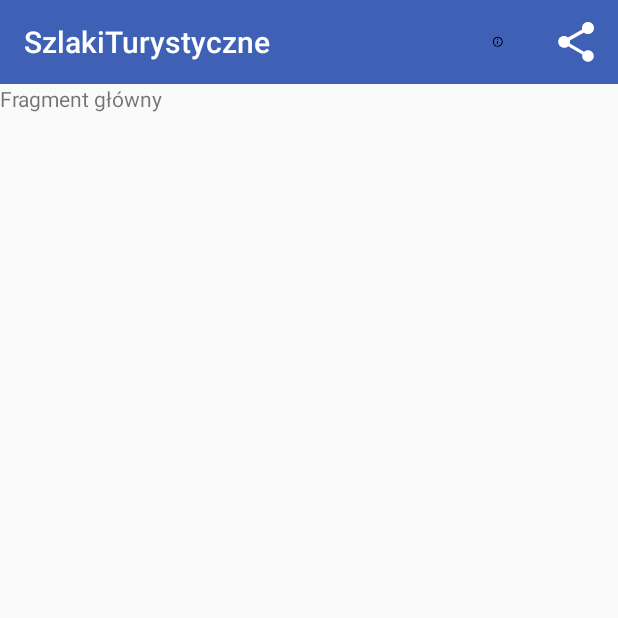
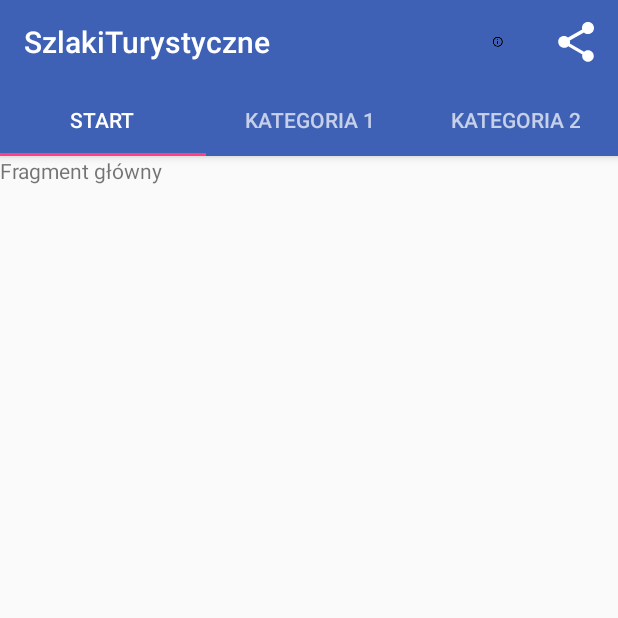
Before and after one commit to august3sas/put_trail_application, an Android app: the screen it shows after launch (MainActivity), on a phone screen of 412 x 824 dp, the top half of it. Run offline under Robolectric (Android 15) with nearby library versions, the phone set to English and light mode, and no system bars.

Commit message:
up to 62

```diff
--- a/SzlakiTurystyczne/app/build.gradle
+++ b/SzlakiTurystyczne/app/build.gradle
@@ -38,6 +38,7 @@ dependencies {
     implementation 'androidx.appcompat:appcompat:1.6.1'
     implementation 'com.google.android.material:material:1.11.0'
     implementation 'androidx.constraintlayout:constraintlayout:2.1.4'
+
     testImplementation 'junit:junit:4.13.2'
     androidTestImplementation 'androidx.test.ext:junit:1.1.5'
     androidTestImplementation 'androidx.test.espresso:espresso-core:3.5.1'
--- a/SzlakiTurystyczne/app/src/main/java/mob/lab/inf151871inf151835/MainActivity.kt
+++ b/SzlakiTurystyczne/app/src/main/java/mob/lab/inf151871inf151835/MainActivity.kt
@@ -10,6 +10,7 @@ import android.view.MenuItem
 import androidx.core.view.MenuItemCompat
 import androidx.appcompat.widget.ShareActionProvider
 import androidx.viewpager.widget.ViewPager
+import com.google.android.material.tabs.TabLayout
 
 
 class MainActivity : AppCompatActivity(), TrailListFragment.Listener {
@@ -23,6 +24,10 @@ class MainActivity : AppCompatActivity(), TrailListFragment.Listener {
         val pagerAdapter: SectionsPagerAdapter = SectionsPagerAdapter(supportFragmentManager)
         val pager: ViewPager = findViewById(R.id.pager)
         pager.setAdapter(pagerAdapter)
+
+        val tabLayout: TabLayout = findViewById(R.id.tabs)
+        tabLayout.setupWithViewPager(pager)
+
     }
 
     fun onShowDetail(view: View){
--- a/SzlakiTurystyczne/app/src/main/java/mob/lab/inf151871inf151835/SectionsPagerAdapter.kt
+++ b/SzlakiTurystyczne/app/src/main/java/mob/lab/inf151871inf151835/SectionsPagerAdapter.kt
@@ -18,4 +18,13 @@ class SectionsPagerAdapter(fm: FragmentManager) : FragmentPagerAdapter(fm) {
             else -> throw IllegalArgumentException("Invalid position: $position")
         }
     }
+
+    override fun getPageTitle(position: Int): CharSequence? {
+        return when (position) {
+            0 -> "Start"
+            1 -> "Kategoria 1"
+            2 -> "Kategoria 2"
+            else -> null
+        }
+    }
 }
--- a/SzlakiTurystyczne/app/src/main/res/layout/activity_main.xml
+++ b/SzlakiTurystyczne/app/src/main/res/layout/activity_main.xml
@@ -3,10 +3,20 @@
     android:layout_height="match_parent"
     android:layout_width="match_parent"
     android:orientation="vertical">
+    <com.google.android.material.appbar.AppBarLayout
+        android:layout_width="match_parent"
+        android:layout_height="wrap_content"
+        android:theme="@style/ThemeOverlay.AppCompat.Dark.ActionBar" >
 
-    <include
-        layout="@layout/toolbar_main"
-        android:id="@+id/toolbar" />
+        <include
+            layout="@layout/toolbar_main"
+            android:id="@+id/toolbar" />
+
+        <com.google.android.material.tabs.TabLayout
+            android:id="@+id/tabs"
+            android:layout_width="match_parent"
+            android:layout_height="wrap_content" />
+    </com.google.android.material.appbar.AppBarLayout>
 
     <androidx.viewpager.widget.ViewPager
         android:layout_width="match_parent"
--- a/SzlakiTurystyczne/app/src/main/res/values/strings.xml
+++ b/SzlakiTurystyczne/app/src/main/res/values/strings.xml
@@ -14,6 +14,10 @@
     <string name="action_share">Share</string>
     <string name="title_top">Fragment główny</string>
 
+    <string name="home_tab">Start</string>
+    <string name="kat1_tab">Kategoria 1</string>
+    <string name="kat2_tab">Kategoria 2</string>
+
     <string-array name="kategoria1">
         <item>Pozycja 1 Kat. 1</item>
         <item>Pozycja 2 Kat. 1</item>
```
